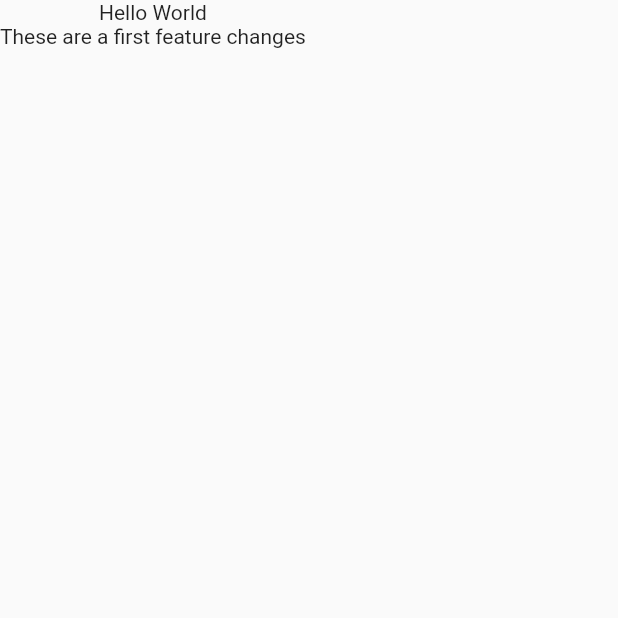
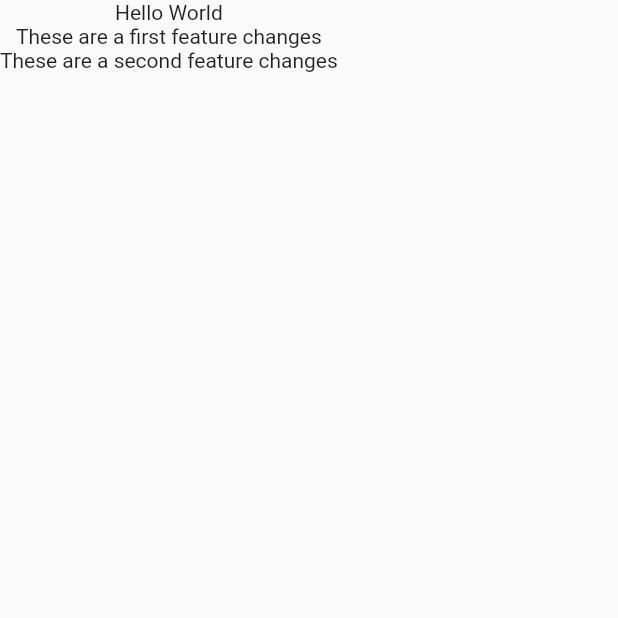
Before and after one commit to Usama-Ishfaq101/gitprac, a Flutter app: the screen it shows after launch, on a phone screen of 412 x 824 dp, the top half of it. Run offline on Flutter 3.47's test engine with Material 2 defaults, Android fonts, the phone set to English and light mode, and no system bars.

Commit message:
second feature

```diff
--- a/lib/main.dart
+++ b/lib/main.dart
@@ -34,6 +34,7 @@ class _MyHomePageState extends State<MyHomePage> {
       children: [
         Text("Hello World"),
         Text("These are a first feature changes"),
+        Text("These are a second feature changes"),
       ],
     ));
   }
```
